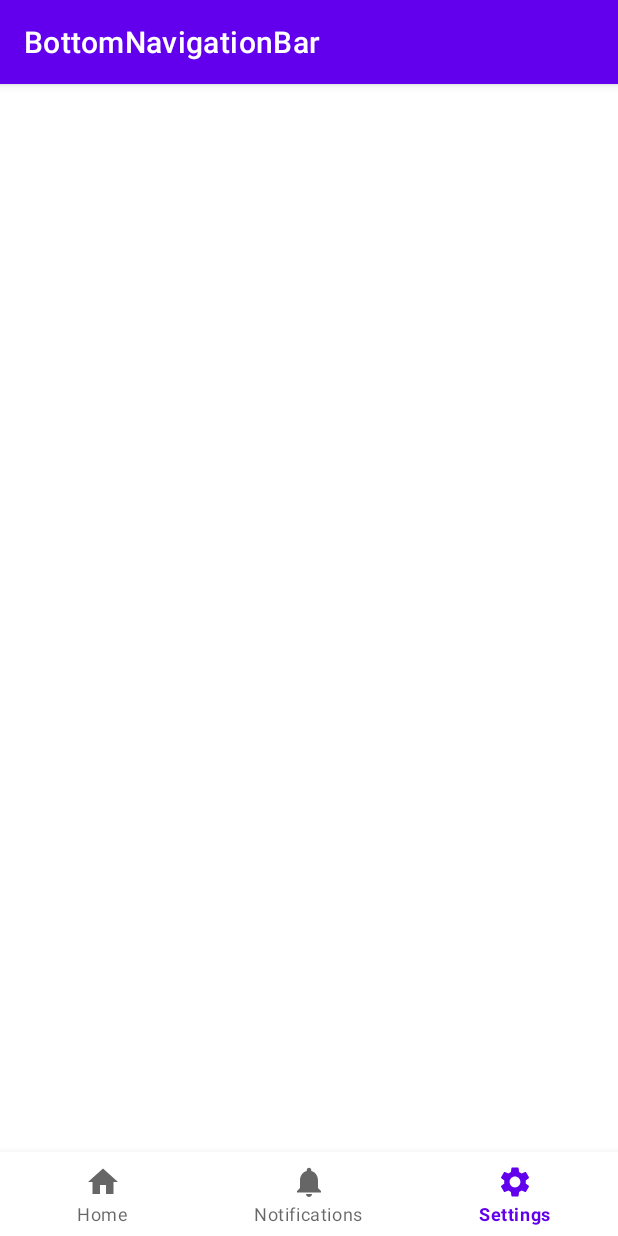
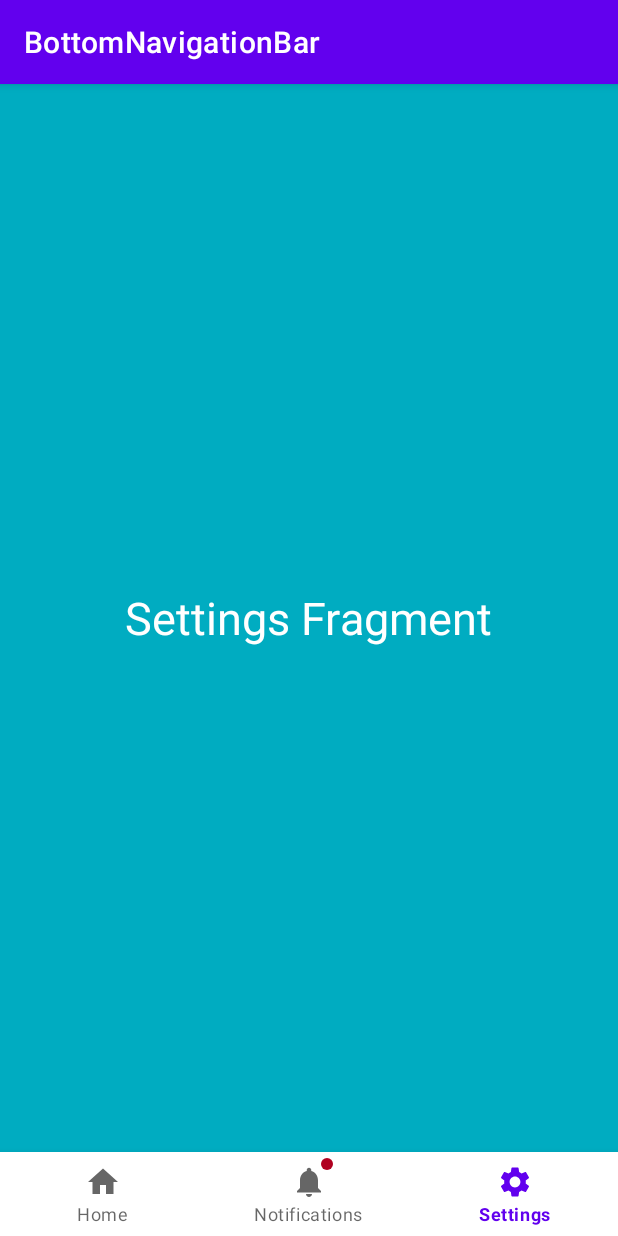
Before and after one commit to lndsilva/BottomNavigationBar, an Android app: the screen it shows after launch (MainActivity), item 3 of the bottom bar chosen, on a phone screen of 412 x 824 dp. Run offline under Robolectric (Android 15) with nearby library versions, the phone set to English and light mode, and no system bars.

Commit message:
implementando fragment no navigationview

```diff
--- /dev/null
+++ b/app/src/main/java/br/com/myskout/bottomnavigationbar/HomeFragment.java
@@ -0,0 +1,25 @@
+package br.com.myskout.bottomnavigationbar;
+
+import android.os.Bundle;
+
+import androidx.fragment.app.Fragment;
+
+import android.view.LayoutInflater;
+import android.view.View;
+import android.view.ViewGroup;
+
+
+public class HomeFragment extends Fragment {
+
+
+    @Override
+    public View onCreateView(LayoutInflater inflater, ViewGroup container,
+                             Bundle savedInstanceState) {
+        // Inflate the layout for this fragment
+
+        View view = inflater.inflate(R.layout.fragment_home, container, false);
+
+
+        return view;
+    }
+}
--- a/app/src/main/java/br/com/myskout/bottomnavigationbar/MainActivity.java
+++ b/app/src/main/java/br/com/myskout/bottomnavigationbar/MainActivity.java
@@ -1,14 +1,62 @@
 package br.com.myskout.bottomnavigationbar;
 
+import androidx.annotation.NonNull;
 import androidx.appcompat.app.AppCompatActivity;
 
 import android.os.Bundle;
+import android.view.MenuItem;
+
+import com.google.android.material.badge.BadgeDrawable;
+import com.google.android.material.bottomnavigation.BottomNavigationView;
+import com.google.android.material.navigation.NavigationBarView;
 
 public class MainActivity extends AppCompatActivity {
+    BottomNavigationView bottomNavigationView;
+
+    HomeFragment homeFragment = new HomeFragment();
+    NotificationsFragment notificationsFragment = new NotificationsFragment();
+    SettingsFragment settingsFragment = new SettingsFragment();
 
     @Override
     protected void onCreate(Bundle savedInstanceState) {
         super.onCreate(savedInstanceState);
         setContentView(R.layout.activity_main);
+
+        bottomNavigationView = findViewById(R.id.bottomNavView);
+
+        getSupportFragmentManager().
+                beginTransaction().
+                replace(R.id.frmContainer, homeFragment).commit();
+
+        BadgeDrawable badgeDrawable = bottomNavigationView.getOrCreateBadge(R.id.mNotifications);
+        badgeDrawable.setVisible(true);
+
+        bottomNavigationView.setOnItemSelectedListener(new NavigationBarView.OnItemSelectedListener() {
+            @Override
+            public boolean onNavigationItemSelected(@NonNull MenuItem item) {
+                switch (item.getItemId()) {
+                    case R.id.mHome:
+                        getSupportFragmentManager().
+                                beginTransaction().
+                                replace(R.id.frmContainer, homeFragment).commit();
+                        return true;
+                    case R.id.mNotifications:
+                        getSupportFragmentManager().
+                                beginTransaction().
+                                replace(R.id.frmContainer, notificationsFragment).commit();
+                        return true;
+                    case R.id.mSettings:
+                        getSupportFragmentManager().
+                                beginTransaction().
+                                replace(R.id.frmContainer, settingsFragment).commit();
+                        return true;
+                }
+
+
+                return false;
+            }
+        });
+
+
     }
 }
--- /dev/null
+++ b/app/src/main/java/br/com/myskout/bottomnavigationbar/NotificationsFragment.java
@@ -0,0 +1,25 @@
+package br.com.myskout.bottomnavigationbar;
+
+import android.os.Bundle;
+
+import androidx.fragment.app.Fragment;
+
+import android.view.LayoutInflater;
+import android.view.View;
+import android.view.ViewGroup;
+
+
+public class NotificationsFragment extends Fragment {
+
+
+    @Override
+    public View onCreateView(LayoutInflater inflater, ViewGroup container,
+                             Bundle savedInstanceState) {
+        // Inflate the layout for this fragment
+
+
+        View view = inflater.inflate(R.layout.fragment_notifications, container, false);
+
+        return view;
+    }
+}
--- /dev/null
+++ b/app/src/main/java/br/com/myskout/bottomnavigationbar/SettingsFragment.java
@@ -0,0 +1,22 @@
+package br.com.myskout.bottomnavigationbar;
+
+import android.os.Bundle;
+
+import androidx.fragment.app.Fragment;
+
+import android.view.LayoutInflater;
+import android.view.View;
+import android.view.ViewGroup;
+
+public class SettingsFragment extends Fragment {
+
+
+    @Override
+    public View onCreateView(LayoutInflater inflater, ViewGroup container,
+                             Bundle savedInstanceState) {
+        // Inflate the layout for this fragment
+        View view = inflater.inflate(R.layout.fragment_settings, container, false);
+
+        return view;
+    }
+}
--- a/app/src/main/res/layout/activity_main.xml
+++ b/app/src/main/res/layout/activity_main.xml
@@ -10,11 +10,11 @@
         android:id="@+id/frmContainer"
         android:layout_width="match_parent"
         android:layout_height="match_parent"
-        android:layout_above="@+id/bottomNavBar" />
+        android:layout_above="@+id/bottomNavView" />
 
 
     <com.google.android.material.bottomnavigation.BottomNavigationView
-        android:id="@+id/bottomNavBar"
+        android:id="@+id/bottomNavView"
         android:layout_width="match_parent"
         android:layout_height="wrap_content"
         android:layout_alignParentBottom="true"
--- /dev/null
+++ b/app/src/main/res/layout/fragment_settings.xml
@@ -0,0 +1,17 @@
+<?xml version="1.0" encoding="utf-8"?>
+<FrameLayout xmlns:android="http://schemas.android.com/apk/res/android"
+    xmlns:tools="http://schemas.android.com/tools"
+    android:layout_width="match_parent"
+    android:layout_height="match_parent"
+    android:background="#00ACC1"
+    tools:context=".SettingsFragment">
+
+    <TextView
+        android:layout_width="wrap_content"
+        android:layout_height="wrap_content"
+        android:layout_gravity="center_horizontal|center_vertical"
+        android:text="Settings Fragment"
+        android:textColor="#FFFFFF"
+        android:textSize="30sp" />
+
+</FrameLayout>
--- a/app/src/main/res/values/strings.xml
+++ b/app/src/main/res/values/strings.xml
@@ -1,3 +1,5 @@
 <resources>
     <string name="app_name">BottomNavigationBar</string>
+    <!-- TODO: Remove or change this placeholder text -->
+    <string name="hello_blank_fragment">Hello blank fragment</string>
 </resources>
```
Also changed, not shown: app/src/main/res/layout/fragment_home.xml (added, +17 -0 lines), app/src/main/res/layout/fragment_notifications.xml (added, +17 -0 lines).
